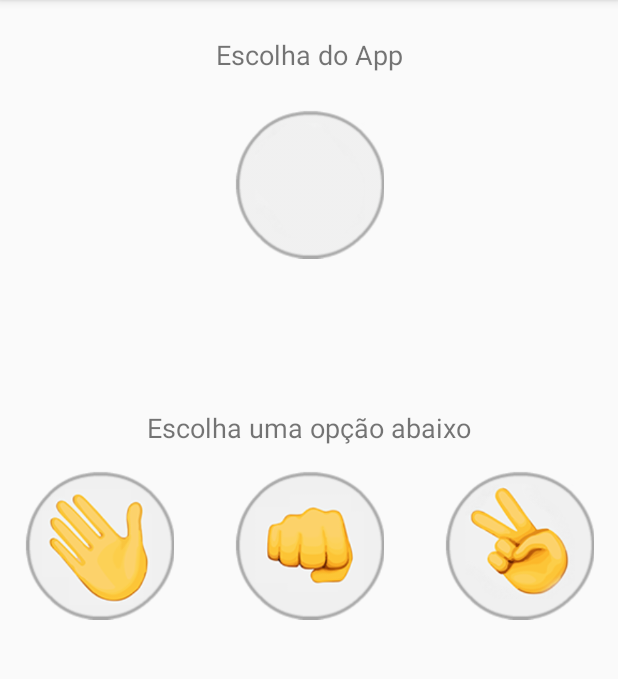
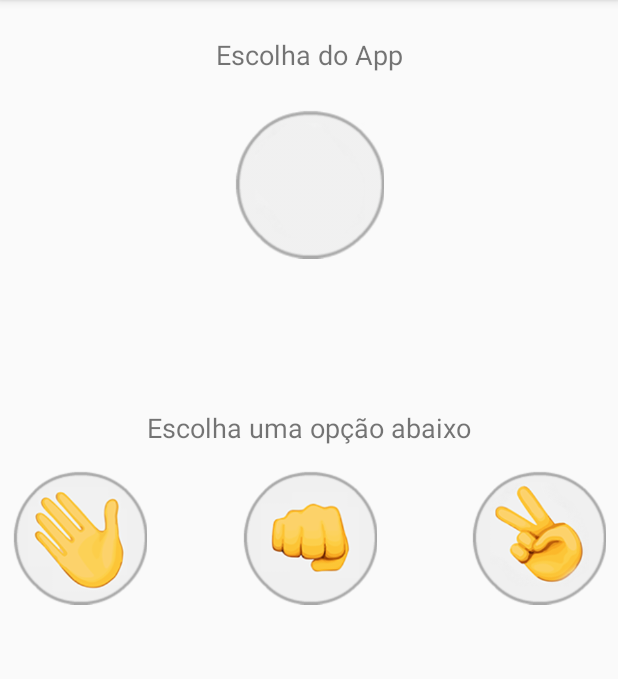
Before and after one commit to reginaldobarreto/Jankenpon, an Android app: the screen it shows after launch (MainActivity), on a phone screen of 412 x 824 dp, the part 84-763 px from its top. Run offline under Robolectric (Android 15) with nearby library versions, the phone set to English and light mode, and no system bars; our stand-ins replace ButterKnife.

Commit message:
efetuada ajustes no layout

```diff
--- a/app/src/main/res/layout/activity_main.xml
+++ b/app/src/main/res/layout/activity_main.xml
@@ -29,9 +29,9 @@
 
     <ImageView
         android:id="@+id/imageViewPaper"
-        android:layout_width="100dp"
-        android:layout_height="100dp"
-        android:layout_marginStart="16dp"
+        android:layout_width="90dp"
+        android:layout_height="90dp"
+        android:layout_marginStart="8dp"
         android:layout_marginTop="16dp"
         android:clickable="true"
         app:layout_constraintStart_toStartOf="parent"
@@ -51,10 +51,10 @@
 
     <ImageView
         android:id="@+id/imageViewScissor"
-        android:layout_width="100dp"
-        android:layout_height="100dp"
+        android:layout_width="90dp"
+        android:layout_height="90dp"
         android:layout_marginTop="16dp"
-        android:layout_marginEnd="16dp"
+        android:layout_marginEnd="8dp"
         android:clickable="true"
         app:layout_constraintEnd_toEndOf="parent"
         app:layout_constraintTop_toBottomOf="@+id/textViewUserChoose"
@@ -62,8 +62,8 @@
 
     <ImageView
         android:id="@+id/imageViewRock"
-        android:layout_width="100dp"
-        android:layout_height="100dp"
+        android:layout_width="90dp"
+        android:layout_height="90dp"
         android:layout_marginTop="16dp"
         android:clickable="true"
         app:layout_constraintEnd_toStartOf="@+id/imageViewScissor"
```
